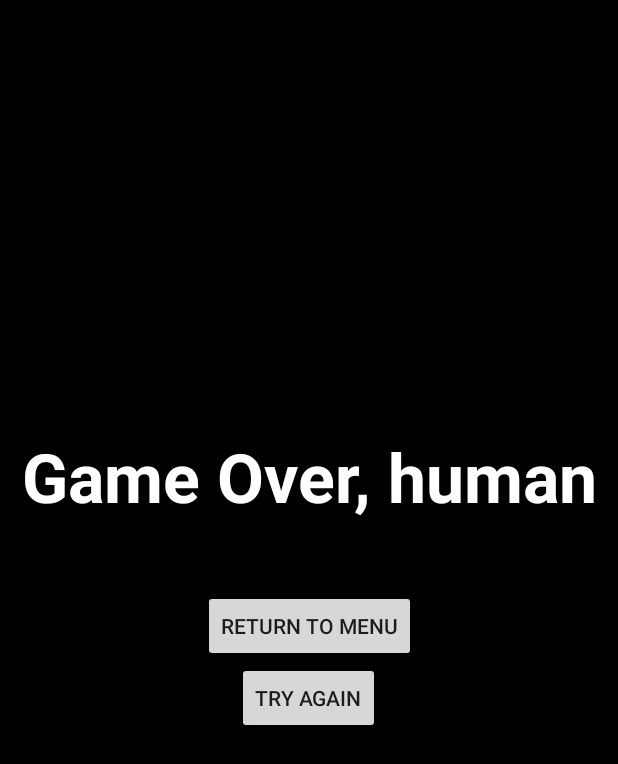
After one commit to sokovninn/android-game, an Android app: the layout activity_game_over.xml on its own in the app's theme, with its tools: preview values and no code run, on a phone screen of 412 x 824 dp. The commit adds this screen. Shown: the top 764 px of the screen. Run offline under Robolectric (Android 15) with nearby library versions, the phone set to English and light mode, and no system bars.

Commit message:
Game over screen added

```diff
--- /dev/null
+++ b/app/src/main/res/layout/activity_game_over.xml
@@ -0,0 +1,43 @@
+<?xml version="1.0" encoding="utf-8"?>
+<android.support.constraint.ConstraintLayout xmlns:android="http://schemas.android.com/apk/res/android"
+    xmlns:app="http://schemas.android.com/apk/res-auto"
+    xmlns:tools="http://schemas.android.com/tools"
+    android:layout_width="match_parent"
+    android:layout_height="match_parent"
+    android:background="@android:color/background_dark">
+
+    <TextView
+        android:id="@+id/textView2"
+        android:layout_width="wrap_content"
+        android:layout_height="wrap_content"
+        android:layout_marginTop="287dp"
+        android:text="@string/game_over_human"
+        android:textAppearance="@style/TextAppearance.AppCompat.Display2"
+        android:textColor="@android:color/background_light"
+        android:textStyle="normal|bold"
+        app:layout_constraintEnd_toEndOf="parent"
+        app:layout_constraintStart_toStartOf="parent"
+        app:layout_constraintTop_toTopOf="parent" />
+
+    <Button
+        android:id="@+id/button"
+        android:layout_width="wrap_content"
+        android:layout_height="wrap_content"
+        android:layout_marginTop="393dp"
+        android:text="@string/return_to_menu"
+        app:layout_constraintEnd_toEndOf="parent"
+        app:layout_constraintHorizontal_bias="0.5"
+        app:layout_constraintStart_toStartOf="parent"
+        app:layout_constraintTop_toTopOf="parent" />
+
+    <Button
+        android:id="@+id/button3"
+        android:layout_width="wrap_content"
+        android:layout_height="wrap_content"
+        android:layout_marginTop="441dp"
+        android:text="@string/try_again"
+        app:layout_constraintEnd_toEndOf="parent"
+        app:layout_constraintHorizontal_bias="0.498"
+        app:layout_constraintStart_toStartOf="parent"
+        app:layout_constraintTop_toTopOf="parent" />
+</android.support.constraint.ConstraintLayout>
--- a/app/src/main/res/values/strings.xml
+++ b/app/src/main/res/values/strings.xml
@@ -3,4 +3,7 @@
     <string name="holy_crab">Holy Crab!</string>
     <string name="give_up">Give up</string>
     <string name="fight_for_the_death">Fight for the death!</string>
+    <string name="try_again">Try again</string>
+    <string name="return_to_menu">Return to menu</string>
+    <string name="game_over_human">Game Over, human</string>
 </resources>
```
Also changed, not shown: app/src/main/java/cz/fel/cvut/pjv/holycrab/GameOverActivity.java (added, +47 -0 lines), app/src/main/java/cz/fel/cvut/pjv/holycrab/GameView.java (+7 -0 lines), app/src/main/java/cz/fel/cvut/pjv/holycrab/MainActivity.java (+8 -0 lines).
